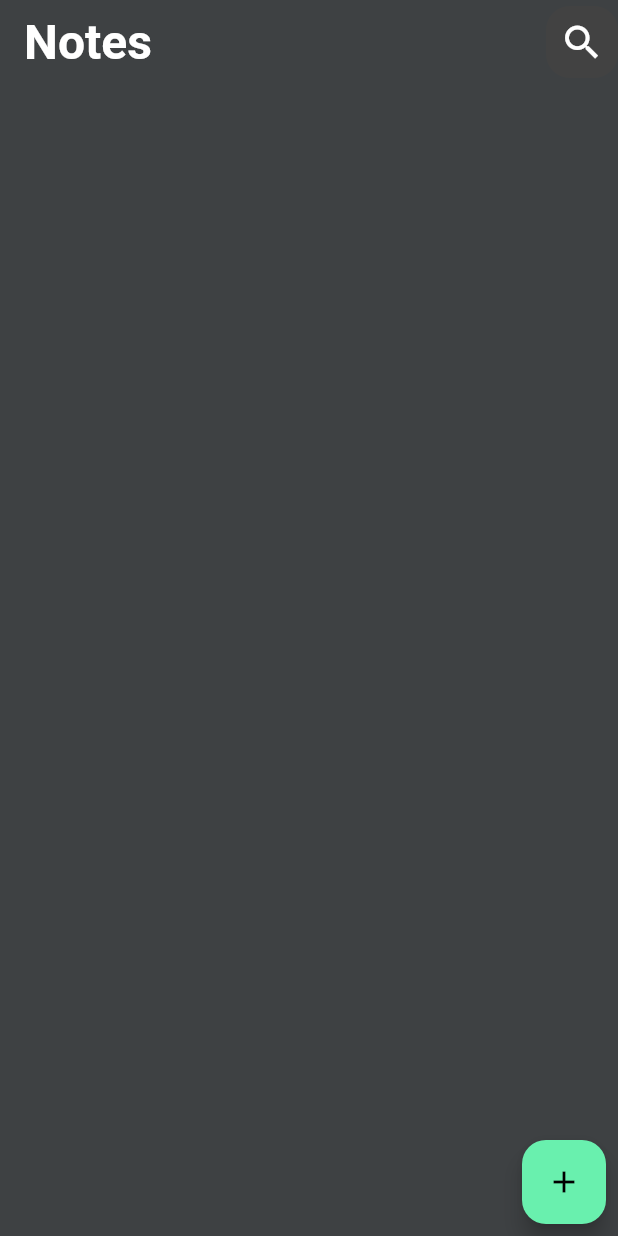
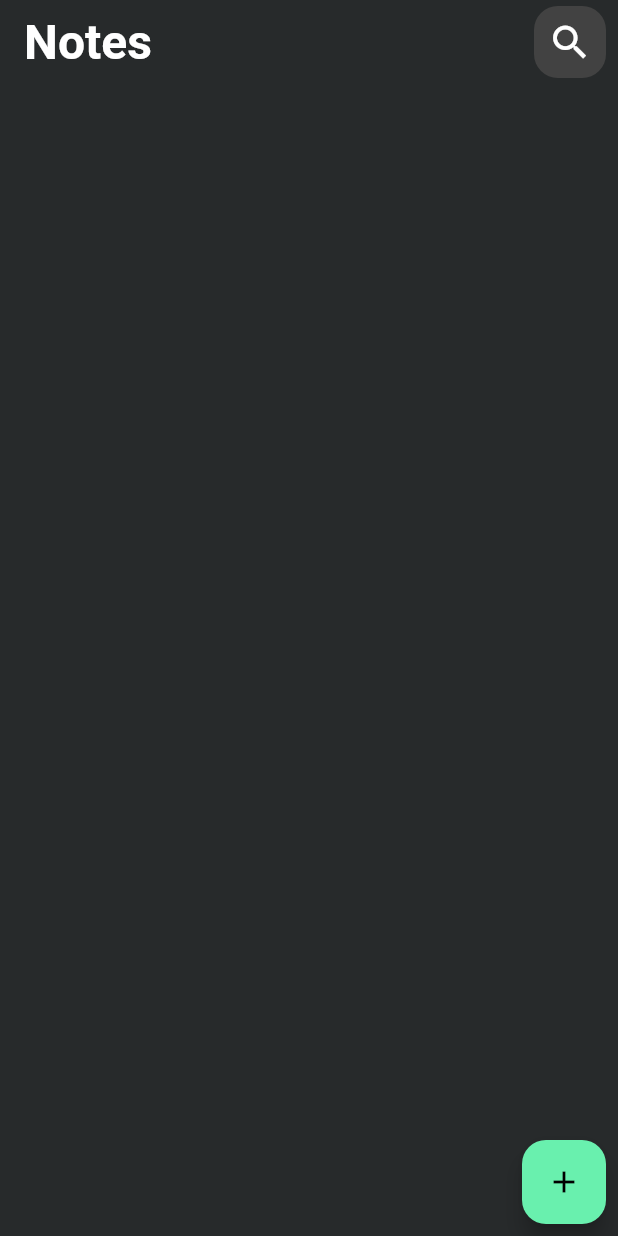
Before and after one commit to OsamaAliLasheen/notes_app, a Flutter app: the screen it shows after launch, after a tap on the "add" icon, after a tap on the "delete" icon, on a phone screen of 412 x 824 dp. Run offline on Flutter 3.47's test engine with Material 3 defaults, Android fonts, the phone set to English and light mode, and no system bars.

Commit message:
Update app theme colors and replace search button with search icon
Updated the app theme colors to use `Color.fromARGB` for better readability. Replaced the `CustomSearchButton` with `CustomSearchIcon` in the `HomePage` and updated the `note_container` to correctly display the note description and date. Removed the unused `search_button.dart` file and added the new `search_icon.dart` file.

```diff
--- a/lib/theme/app_theme.dart
+++ b/lib/theme/app_theme.dart
@@ -3,10 +3,10 @@ import 'package:flutter/material.dart';
 ThemeData appTheme() {
   return ThemeData(
     appBarTheme: const AppBarTheme(
-      backgroundColor: Color(0xff3E4143),
+      backgroundColor: Color.fromARGB(255, 39, 42, 43),
       titleTextStyle: TextStyle(
           fontSize: 32, fontWeight: FontWeight.bold, color: Colors.white),
     ),
-    scaffoldBackgroundColor: const Color(0xff3E4143),
+    scaffoldBackgroundColor: const Color.fromARGB(255, 39, 42, 43),
   );
 }
--- a/lib/views/home_page.dart
+++ b/lib/views/home_page.dart
@@ -1,6 +1,5 @@
 import 'package:flutter/material.dart';
-import 'package:notes_app/widgets/search_button.dart';
-import 'package:notes_app/views/create_new_note_page.dart';
+import 'package:notes_app/widgets/search_icon.dart';
 import 'package:notes_app/widgets/note_container.dart';
 
 class HomePage extends StatefulWidget {
@@ -36,10 +35,8 @@ class _HomePageState extends State<HomePage> {
   Widget build(BuildContext context) {
     return Scaffold(
       appBar: AppBar(
-        title: const Text(
-          'Notes',
-        ),
-        actions: const [CustomSearchButton()],
+        title: const Text('Notes'),
+        actions: const [CustomSearchIcon()],
       ),
       body: Padding(
         padding: const EdgeInsets.all(8.0),
@@ -60,10 +57,10 @@ class _HomePageState extends State<HomePage> {
                 backgroundColor: Colors.greenAccent,
                 onPressed: () {
                   addContainer();
-                  Navigator.pushNamed(
+                  /* Navigator.pushNamed(
                     context,
                     CreateNewNotePage.id,
-                  );
+                  ); */
                   setState(() {});
                 },
                 child: const Icon(
--- a/lib/widgets/note_container.dart
+++ b/lib/widgets/note_container.dart
@@ -33,8 +33,8 @@ class CustomNoteContainer extends StatelessWidget {
                           TextStyle(fontSize: 32, fontWeight: FontWeight.bold),
                     ),
                     SizedBox(height: 12),
-                     Text(
-                     'note.description',
+                    Text(
+                      'note.description',
                       style: TextStyle(fontSize: 20),
                       maxLines: 4,
                       overflow: TextOverflow.ellipsis,
@@ -54,7 +54,7 @@ class CustomNoteContainer extends StatelessWidget {
                     onPressed: onDelete,
                     icon: const Icon(Icons.delete),
                   ),
-                  const Text('note.date.toString'),
+                  Text(date.toString()),
                 ],
               ),
             ],
--- a/lib/widgets/search_button.dart
+++ /dev/null
@@ -1,26 +0,0 @@
-import 'package:flutter/material.dart';
-
-class CustomSearchButton extends StatelessWidget {
-  const CustomSearchButton({
-    super.key,
-  });
-
-  @override
-  Widget build(BuildContext context) {
-    return Container(
-      decoration: BoxDecoration(
-        shape: BoxShape.rectangle,
-        borderRadius: const BorderRadius.all(Radius.circular(16.0)),
-        color: Colors.grey[800],
-      ),
-      child: IconButton(
-        onPressed: () {},
-        icon: const Icon(
-          Icons.search,
-          size: 30,
-          color: Colors.white,
-        ),
-      ),
-    );
-  }
-}
--- /dev/null
+++ b/lib/widgets/search_icon.dart
@@ -0,0 +1,29 @@
+import 'package:flutter/material.dart';
+
+class CustomSearchIcon extends StatelessWidget {
+  const CustomSearchIcon({
+    super.key,
+  });
+
+  @override
+  Widget build(BuildContext context) {
+    return Padding(
+      padding: const EdgeInsets.only(right: 8.0),
+      child: Container(
+        decoration: BoxDecoration(
+          shape: BoxShape.rectangle,
+          borderRadius: const BorderRadius.all(Radius.circular(16.0)),
+          color: Colors.grey[800],
+        ),
+        child: IconButton(
+          onPressed: () {},
+          icon: const Icon(
+            Icons.search,
+            size: 30,
+            color: Colors.white,
+          ),
+        ),
+      ),
+    );
+  }
+}
```
